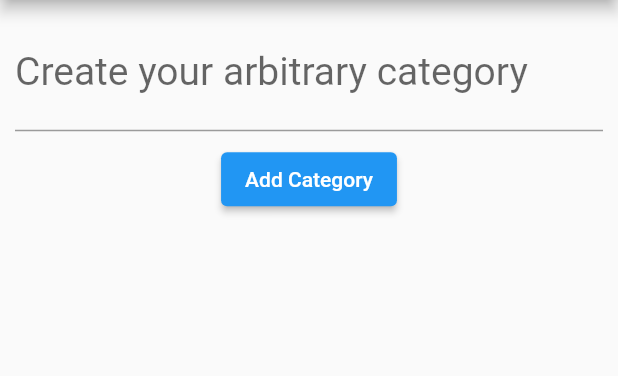
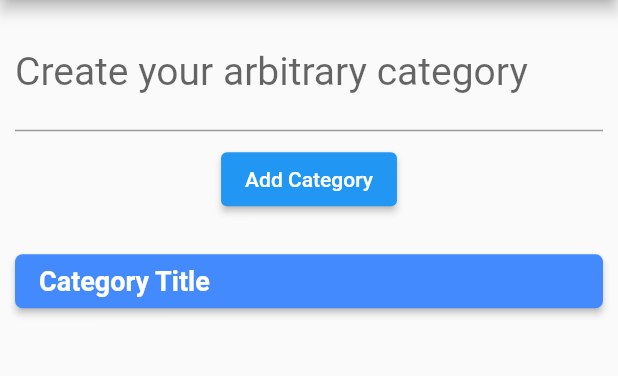
Before and after one commit to ashkan-dev-86/options-categorizer, a Flutter app: the screen it shows after launch, after a tap on "Add Category", on a phone screen of 412 x 824 dp, the part 84-460 px from its top. Run offline on Flutter 3.47's test engine with Material 2 defaults, Android fonts, the phone set to English and light mode, and no system bars.

Commit message:
- Add callback function to CategoryCreator class - Change CategorySelector structure - Display created categories

```diff
--- a/lib/category_creator.dart
+++ b/lib/category_creator.dart
@@ -1,8 +1,9 @@
 import 'package:flutter/material.dart';
-import 'package:options_categorizer/category_selector.dart';
 
 class CategoryCreator extends StatelessWidget {
-  const CategoryCreator({super.key});
+  final VoidCallback onAddCategory;
+
+  const CategoryCreator({super.key, required this.onAddCategory});
 
   @override
   Widget build(BuildContext context) {
@@ -16,16 +17,11 @@ class CategoryCreator extends StatelessWidget {
               style: TextStyle(fontSize: 26, decorationThickness: 0)),
           const SizedBox(height: 8),
           ElevatedButton(
-            onPressed: _addCategory,
+            onPressed: onAddCategory,
             child: const Text('Add Category'),
           ),
         ],
       ),
     );
   }
-
-  CategorySelector _addCategory() {
-    print('Category added');
-    return const CategorySelector(categoryTitle: 'Category Title');
-  }
 }
--- a/lib/category_selector.dart
+++ b/lib/category_selector.dart
@@ -8,16 +8,22 @@ class CategorySelector extends StatelessWidget {
   @override
   Widget build(BuildContext context) {
     return Container(
+        width: double.infinity,
         padding: const EdgeInsets.all(10),
-        decoration: BoxDecoration(
-          color: Colors.blueAccent,
-          borderRadius: BorderRadius.circular(8),
+        child: ElevatedButton(
+          style: ElevatedButton.styleFrom(
+              backgroundColor: Colors.blueAccent,
+              shape: RoundedRectangleBorder(
+                borderRadius: BorderRadius.circular(5),
               ),
+              alignment: Alignment.centerLeft),
+          onPressed: () => print('Add Category pressed'),
           child: Text(categoryTitle,
               style: const TextStyle(
                 color: Colors.white,
                 fontSize: 18,
                 fontWeight: FontWeight.bold,
-            )));
+              )),
+        ));
   }
 }
--- a/lib/main.dart
+++ b/lib/main.dart
@@ -1,5 +1,6 @@
 import 'package:flutter/material.dart';
 import 'package:options_categorizer/category_creator.dart';
+import 'package:options_categorizer/category_selector.dart';
 
 void main() => runApp(const OptionsCategorizer());
 
@@ -11,14 +12,23 @@ class OptionsCategorizer extends StatefulWidget {
 }
 
 class _OptionsCategorizerState extends State<OptionsCategorizer> {
+  List<String> categories = [];
+
+  void _addCategory() {
+    setState(() {
+      categories.add('Category Title');
+    });
+  }
+
   @override
   Widget build(BuildContext context) {
     return MaterialApp(
         home: Scaffold(
             appBar: AppBar(title: const Text('Options Categorizer')),
-            body: const Column(
+            body: Column(
               children: [
-                CategoryCreator()
+                CategoryCreator(onAddCategory: _addCategory),
+                ...categories.map((e) => CategorySelector(categoryTitle: e))
               ],
             )));
   }
```
Lines whose indentation alone changed are shown as unchanged.
